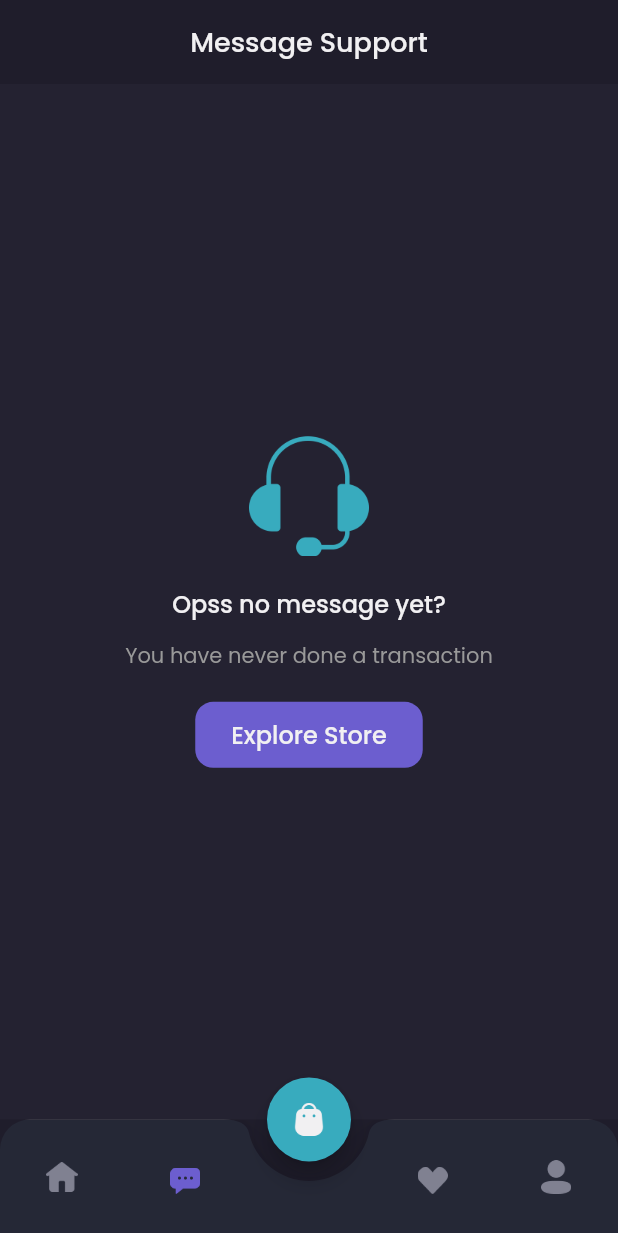
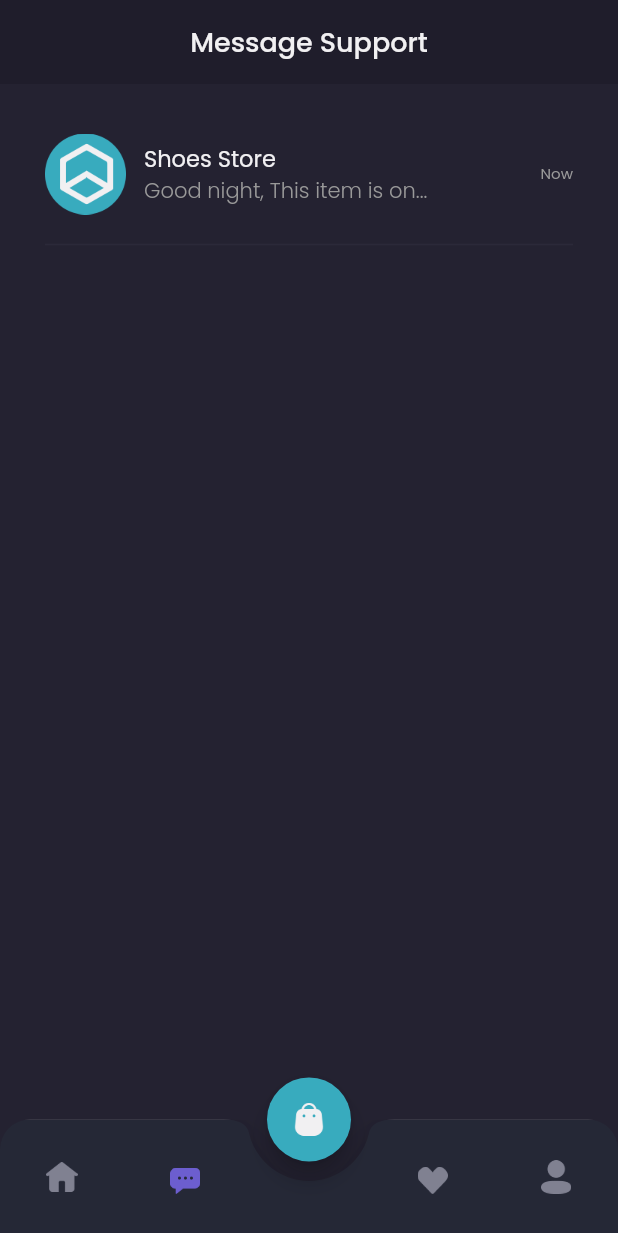
Before and after one commit to Syahro/shamo, a Flutter app: the MainPage screen opened by its route, item 2 of the bottom bar chosen, on a phone screen of 412 x 824 dp. Shown: the top 1233 px of the screen. Run offline on Flutter 3.47's test engine with Material 2 defaults, Android fonts, the phone set to English and light mode, and no system bars; our stand-ins replace google_fonts.

Commit message:
done add chatExistPage

```diff
--- a/lib/pages/home/chat_page.dart
+++ b/lib/pages/home/chat_page.dart
@@ -1,5 +1,6 @@
 import 'package:flutter/material.dart';
 import 'package:shamo/theme.dart';
+import 'package:shamo/widgets/chat_tile.dart';
 
 class ChatPage extends StatelessWidget {
   @override
@@ -20,7 +21,7 @@ class ChatPage extends StatelessWidget {
       );
     }
 
-    Widget content() {
+    Widget emptyChat() {
       return Expanded(
         child: Container(
           width: double.infinity,
@@ -74,8 +75,26 @@ class ChatPage extends StatelessWidget {
       );
     }
 
+    Widget content() {
+      return Expanded(
+        child: Container(
+          width: double.infinity,
+          color: backgroundColor3,
+          child: ListView(
+            padding: EdgeInsets.symmetric(horizontal: defaultMargin),
+            children: [
+              ChatTile(),
+            ],
+          ),
+        ),
+      );
+    }
+
     return Column(
-      children: [header(), content()],
+      children: [
+        header(),
+        content(),
+      ],
     );
   }
 }
--- a/lib/pages/home/main_page.dart
+++ b/lib/pages/home/main_page.dart
@@ -121,6 +121,7 @@ class _MainPageState extends State<MainPage> {
     }
 
     return Scaffold(
+      extendBody: true,
       backgroundColor: backgroundColor1,
       floatingActionButton: cartButton(),
       floatingActionButtonLocation: FloatingActionButtonLocation.centerDocked,
--- a/lib/theme.dart
+++ b/lib/theme.dart
@@ -18,6 +18,7 @@ Color greyInactiveColor = Color(0XFF808191);
 Color transparantColor = Colors.transparent;
 Color blackColor = Color(0XFF2E2E2E);
 Color backgorundShoes = Color(0XFFECEDEF);
+Color dividerColor = Color(0XFF2B2939);
 
 TextStyle primaryTextStyle = GoogleFonts.poppins(
   color: primaryTextColor,
--- /dev/null
+++ b/lib/widgets/chat_tile.dart
@@ -0,0 +1,53 @@
+import 'package:flutter/material.dart';
+import 'package:shamo/theme.dart';
+
+class ChatTile extends StatelessWidget {
+  @override
+  Widget build(BuildContext context) {
+    return Container(
+      margin: EdgeInsets.only(top: 33),
+      child: Column(
+        children: [
+          Row(
+            children: [
+              Image.asset(
+                'assets/image_shop_logo.png',
+                width: 54,
+              ),
+              SizedBox(
+                width: 12,
+              ),
+              Expanded(
+                child: Column(
+                  crossAxisAlignment: CrossAxisAlignment.start,
+                  children: [
+                    Text(
+                      'Shoes Store',
+                      style: primaryTextStyle.copyWith(fontSize: 15),
+                    ),
+                    Text(
+                      'Good night, This item is on...',
+                      style: secondaryTextStyle.copyWith(fontWeight: light),
+                      overflow: TextOverflow.ellipsis,
+                    ),
+                  ],
+                ),
+              ),
+              Text(
+                'Now',
+                style: secondaryTextStyle.copyWith(fontSize: 10),
+              ),
+            ],
+          ),
+          SizedBox(
+            height: 12,
+          ),
+          Divider(
+            thickness: 1,
+            color: dividerColor,
+          ),
+        ],
+      ),
+    );
+  }
+}
```
